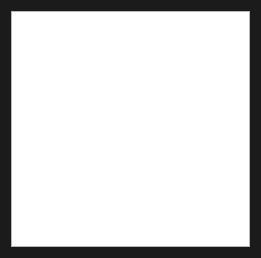
Qt form MDI/PR10Qt/dialogdessertlist.ui (Lekantrop-gd/OOP_practice) before a commit.
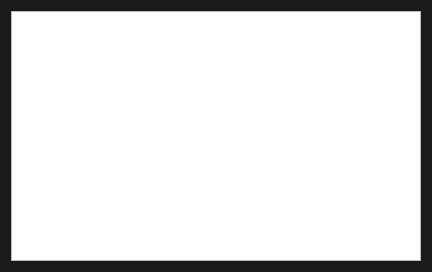
The same form after that commit.

```diff
--- a/MDI/PR10Qt/dialogdessertlist.ui
+++ b/MDI/PR10Qt/dialogdessertlist.ui
@@ -6,8 +6,8 @@
    <rect>
     <x>0</x>
     <y>0</y>
-    <width>261</width>
-    <height>258</height>
+    <width>428</width>
+    <height>268</height>
    </rect>
   </property>
   <property name="windowTitle">
@@ -20,7 +20,14 @@
   </property>
   <layout class="QHBoxLayout" name="horizontalLayout">
    <item>
-    <widget class="QListWidget" name="listWidget"/>
+    <widget class="QTableView" name="tableView">
+     <property name="minimumSize">
+      <size>
+       <width>410</width>
+       <height>250</height>
+      </size>
+     </property>
+    </widget>
    </item>
   </layout>
  </widget>
```
